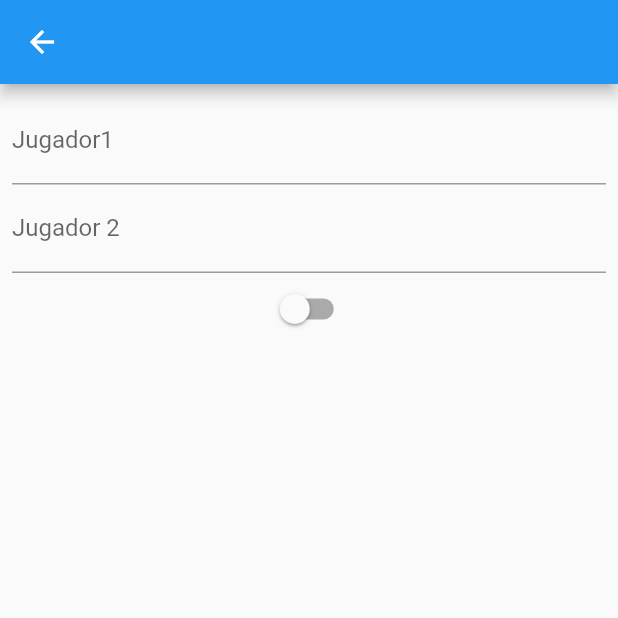
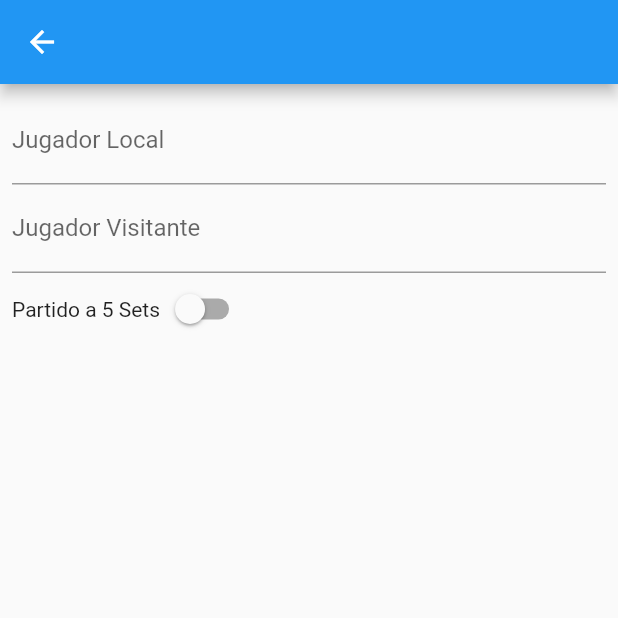
Before and after one commit to Ruslan-Developer/marcador_flutter_oficial, a Flutter app: the screen it shows after launch, after a tap on the "settings" icon, on a phone screen of 412 x 824 dp, the top half of it. Run offline on Flutter 3.47's test engine with Material 2 defaults, Android fonts, the light colour scheme and no system bars.

Commit message:
con paso de parametros a las paginas hijas

```diff
--- a/lib/main.dart
+++ b/lib/main.dart
@@ -2,11 +2,18 @@ import 'package:flutter/material.dart';
 import 'package:marcador_flutter/paginas/pagina_principal.dart';
 
 void main() {
-  runApp(const MyApp());
+  runApp(MyApp());
 }
 
 class MyApp extends StatelessWidget {
-  const MyApp({super.key});
+  MyApp({super.key});
+
+  //Map que contendrá la informacion sobre la configuracion
+  Map<String,Object> configuracion={
+    "Jugador 1":"Chema",
+    "Jugador 2":"Jugador 2",
+    "Sets":3,
+  };
 
   // This widget is the root of your application.
   @override
@@ -19,7 +26,8 @@ class MyApp extends StatelessWidget {
 
     //progamacion declarativa flutter, pasamos los datos como parametros al widget
     return MaterialApp(
-      home: PaginaPrincipal(),
+      //Cuando llamamos a la página principal pasamos como parámetro el map de configuración
+      home: PaginaPrincipal(configuracion: configuracion,),
     );
   }
 }
--- a/lib/paginas/pagina_ajustes.dart
+++ b/lib/paginas/pagina_ajustes.dart
@@ -1,29 +1,81 @@
 import 'package:flutter/material.dart';
 
-class PaginaAjustes extends StatelessWidget {
-  const PaginaAjustes({super.key});
+class PaginaAjustes extends StatefulWidget {
+
+  Map<String,Object> configuracion;
+
+
+  PaginaAjustes({super.key, required this.configuracion});
 
   @override
+  State<PaginaAjustes> createState() => _PaginaAjustesState();
+}
+
+class _PaginaAjustesState extends State<PaginaAjustes> {
+  late bool partido5Sets=false;
+
+  @override
+  void initState() {
+    // TODO: implement initState
+    super.initState();
+    //recogemos los datos y los convertimos para poder utilizarlos
+    //con los controles asignados
+    if(widget.configuracion["Sets"]==5)
+    {
+        partido5Sets=true;
+    }
+    else
+    {
+      partido5Sets=false;
+    }
+  }
+  @override
   Widget build(BuildContext context) {
-    String _jugador1="Jugador1", _jugador2="Jugador 2";
-    bool partido5Sets=false;
+
     return Scaffold(
       appBar: AppBar(),
       body: ListView(
         padding: EdgeInsets.all(8),
         children: [
           TextField(
-
+            //rellenamos los datos desde la configuracion
             decoration: InputDecoration(
-              label: Text(_jugador1),
+              hintText: widget.configuracion["Jugador 1"].toString(),
+              labelText: "Jugador Local"
             ),
           ),
           TextField(
+            //rellenamos los datos desde la configuración
             decoration: InputDecoration(
-              label: Text(_jugador2),
+              labelText:"Jugador Visitante",
+               hintText: widget.configuracion["Jugador 2"].toString(),
             ),
           ),
-          Switch(value: partido5Sets, onChanged: (valor){}),
+
+          Row(
+            children: [
+              Text("Partido a 5 Sets"),
+              //Cargamos los datos inciales en el switch
+              //y los datos de salida los convertimos y guardamos en el
+              //map de configuracion
+              Switch(
+                value: partido5Sets,
+                onChanged: (valor){
+                    setState(() {
+                    partido5Sets=valor;
+                    if(partido5Sets)
+                    {
+                      widget.configuracion["Sets"]=5;
+                    }
+                    else
+                    {
+                      widget.configuracion["Sets"]=3;
+                    }
+                  });
+                }
+                ),
+            ],
+          ),
 
         ],
       ),
--- a/lib/paginas/pagina_principal.dart
+++ b/lib/paginas/pagina_principal.dart
@@ -3,7 +3,13 @@ import 'package:marcador_flutter/paginas/pagina_ajustes.dart';
 import 'package:marcador_flutter/paginas/pagina_juego.dart';
 
 class PaginaPrincipal extends StatelessWidget {
-  const PaginaPrincipal({super.key});
+  //MAp en el que dejaremos la configuracion del juego
+  Map<String,Object> configuracion;
+
+  PaginaPrincipal({
+    super.key, required this.configuracion
+    });
+
 
   @override
   Widget build(BuildContext context) {
@@ -12,8 +18,9 @@ class PaginaPrincipal extends StatelessWidget {
         actions: [
           IconButton(
             onPressed: (){
+              //Cuando llamamos a ajustes pasamos de nuevo como parametro la configuración
               final destino=MaterialPageRoute(
-                builder:(_)=>PaginaAjustes() );
+                builder:(_)=>PaginaAjustes(configuracion: configuracion,) );
                 Navigator.push(context, destino);
             },
             icon: Icon(Icons.settings))
@@ -70,7 +77,8 @@ class PaginaPrincipal extends StatelessWidget {
       ),
       floatingActionButton: FloatingActionButton(
         onPressed: () {
-          final destino = MaterialPageRoute(builder: (_) => PaginaJuego());
+          //Pasamos la configuración al juego
+          final destino = MaterialPageRoute(builder: (_) => PaginaJuego(configuracion: configuracion,));
           Navigator.push(context, destino);
         },
         child: Icon(Icons.play_arrow),
```
Also changed, not shown: lib/paginas/pagina_juego.dart (+49 -5 lines).
